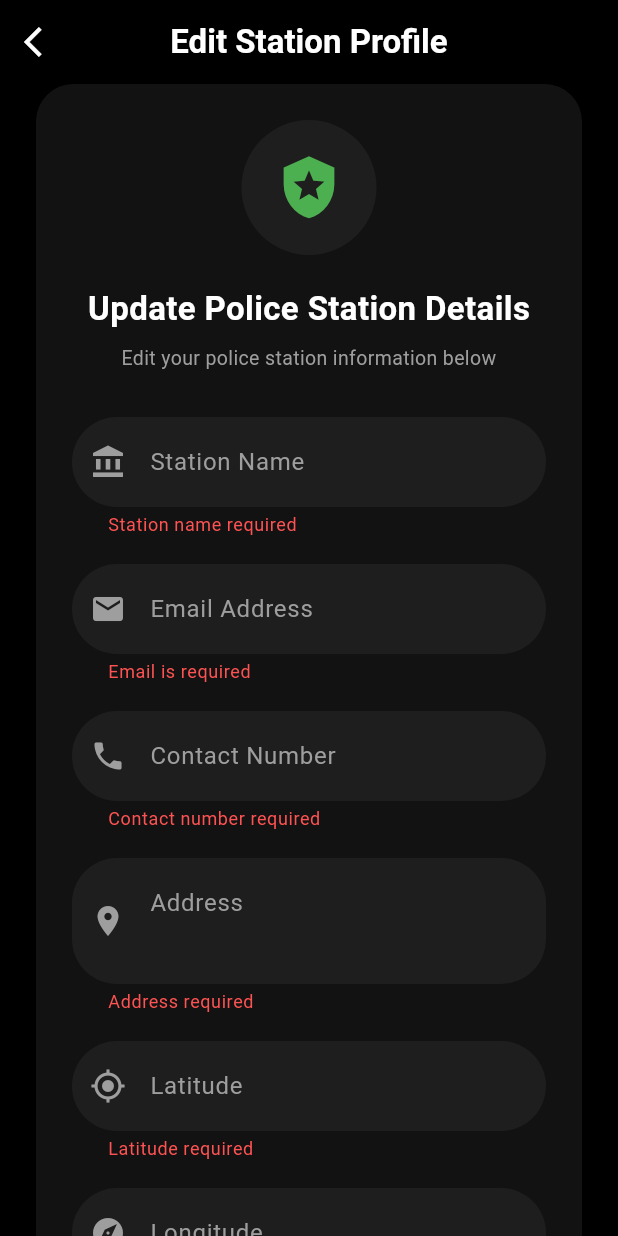
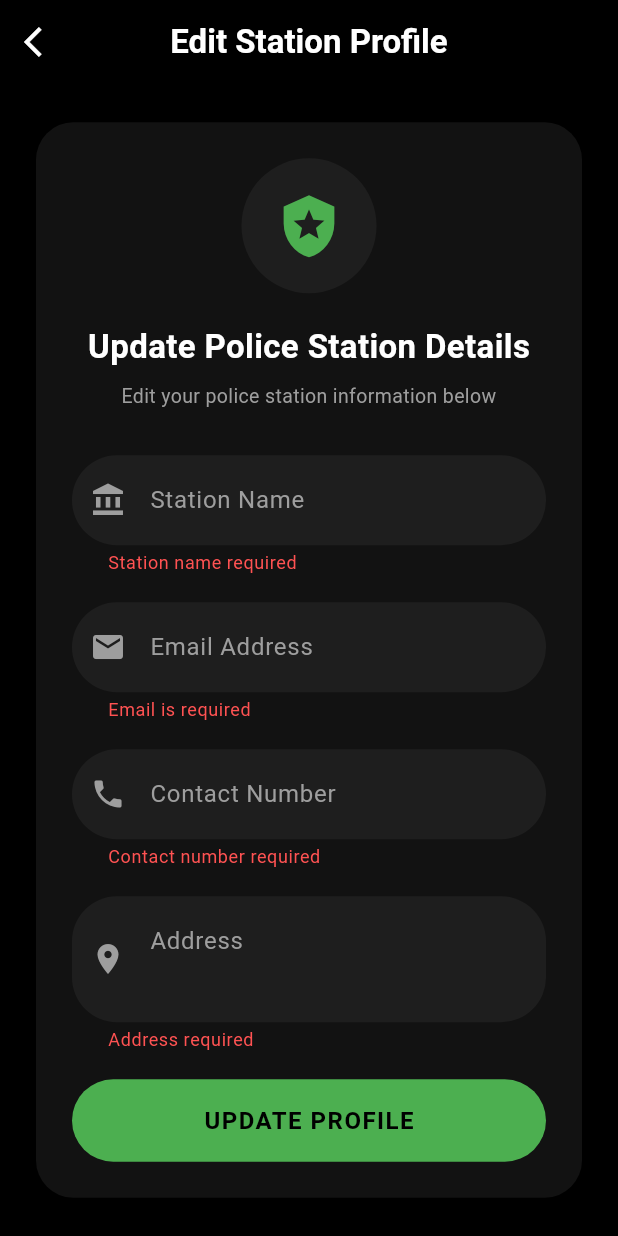
Before and after one commit to elizabethbenoy430/SafeHer-Station, a Flutter app: the StationEditProfile screen opened directly, after a tap on "UPDATE PROFILE", on a phone screen of 412 x 824 dp. Run offline on Flutter 3.47's test engine with Material 3 defaults, Android fonts, the phone set to English and light mode, and no system bars; our stand-ins replace supabase_flutter; accounts and stored records are empty.

Commit message:
EDIT PROFILE

```diff
--- a/lib/editprofile.dart
+++ b/lib/editprofile.dart
@@ -1,4 +1,5 @@
 import 'package:flutter/material.dart';
+import 'package:station_app/main.dart';
 
 class StationEditProfile extends StatefulWidget {
   const StationEditProfile({super.key});
@@ -14,8 +15,81 @@ class _StationEditProfileState extends State<StationEditProfile> {
   final TextEditingController emailController = TextEditingController();
   final TextEditingController contactController = TextEditingController();
   final TextEditingController addressController = TextEditingController();
-  final TextEditingController latitudeController = TextEditingController();
-  final TextEditingController longitudeController = TextEditingController();
+
+bool isLoading = true;
+bool isUpdating = false;
+
+@override
+  void initState() {
+    super.initState();
+    loadStationData();
+  }
+
+  Future<void> loadStationData() async {
+    try {
+      final userId = supabase.auth.currentUser!.id;
+
+      final response = await supabase
+          .from('tbl_station')
+          .select()
+          .eq('station_id', userId)
+          .single();
+
+      setState(() {
+        nameController.text = response['station_name'] ?? "";
+        emailController.text = response['station_email'] ?? "";
+        contactController.text = response['station_contact'] ?? "";
+        addressController.text = response['station_address'] ?? "";
+
+        isLoading = false;
+      });
+    } catch (e) {
+      setState(() => isLoading = false);
+      debugPrint("Load error: $e");
+    }
+  }
+  Future<void> updateProfile() async {
+  if (!_formKey.currentState!.validate()) return;
+
+  setState(() => isUpdating = true); // 🔥 LOADER START
+
+  try {
+    final userId = supabase.auth.currentUser!.id;
+
+    await supabase.from('tbl_station').update({
+      'station_name': nameController.text.trim(),
+      'station_email': emailController.text.trim(),
+      'station_contact': contactController.text.trim(),
+      'station_address': addressController.text.trim(),
+
+    }).eq('station_id', userId);
+
+    ScaffoldMessenger.of(context).showSnackBar(
+      const SnackBar(
+        content: Text("Profile Updated Successfully"),
+        backgroundColor: Color(0xFF4CAF50),
+      ),
+    );
+
+    Navigator.pop(context, true); // ✅ RETURN TRUE TO RELOAD PROFILE
+
+  } catch (e) {
+    ScaffoldMessenger.of(context).showSnackBar(
+      SnackBar(
+        content: Text("Update Failed: $e"),
+        backgroundColor: Colors.red,
+      ),
+    );
+  } finally {
+    if (mounted) setState(() => isUpdating = false); // 🔥 LOADER STOP
+  }
+}
+
+
+
+
+
+
 
   InputDecoration _inputStyle(String hint, {IconData? icon}) {
     return InputDecoration(
@@ -33,16 +107,10 @@ class _StationEditProfileState extends State<StationEditProfile> {
     );
   }
 
-  void updateProfile() {
-    if (!_formKey.currentState!.validate()) return;
 
-    ScaffoldMessenger.of(context).showSnackBar(
-      const SnackBar(
-        content: Text("Profile Updated Successfully"),
-        backgroundColor: Color(0xFF4CAF50),
-      ),
-    );
-  }
+
+
+
 
   @override
   void dispose() {
@@ -50,8 +118,7 @@ class _StationEditProfileState extends State<StationEditProfile> {
     emailController.dispose();
     contactController.dispose();
     addressController.dispose();
-    latitudeController.dispose();
-    longitudeController.dispose();
+
 
     super.dispose();
   }
@@ -207,43 +274,7 @@ class _StationEditProfileState extends State<StationEditProfile> {
 
                     const SizedBox(height: 18),
 
-                    // LATITUDE
-                    TextFormField(
-                      controller: latitudeController,
-                      style: const TextStyle(color: Colors.white),
-                      keyboardType: const TextInputType.numberWithOptions(
-                        decimal: true,
-                      ),
-                      decoration: _inputStyle(
-                        "Latitude",
-                        icon: Icons.my_location,
-                      ),
-                      validator: (value) {
-                        if (value == null || value.isEmpty) {
-                          return "Latitude required";
-                        }
-                        return null;
-                      },
-                    ),
 
-                    const SizedBox(height: 18),
-
-                    // LONGITUDE
-                    TextFormField(
-                      controller: longitudeController,
-                      style: const TextStyle(color: Colors.white),
-                      keyboardType: const TextInputType.numberWithOptions(
-                        decimal: true,
-                      ),
-                      decoration: _inputStyle("Longitude", icon: Icons.explore),
-                      validator: (value) {
-                        if (value == null || value.isEmpty) {
-                          return "Longitude required";
-                        }
-                        return null;
-                      },
-                    ),
-                    const SizedBox(height: 35),
 
                     // UPDATE BUTTON
                     SizedBox(
```
